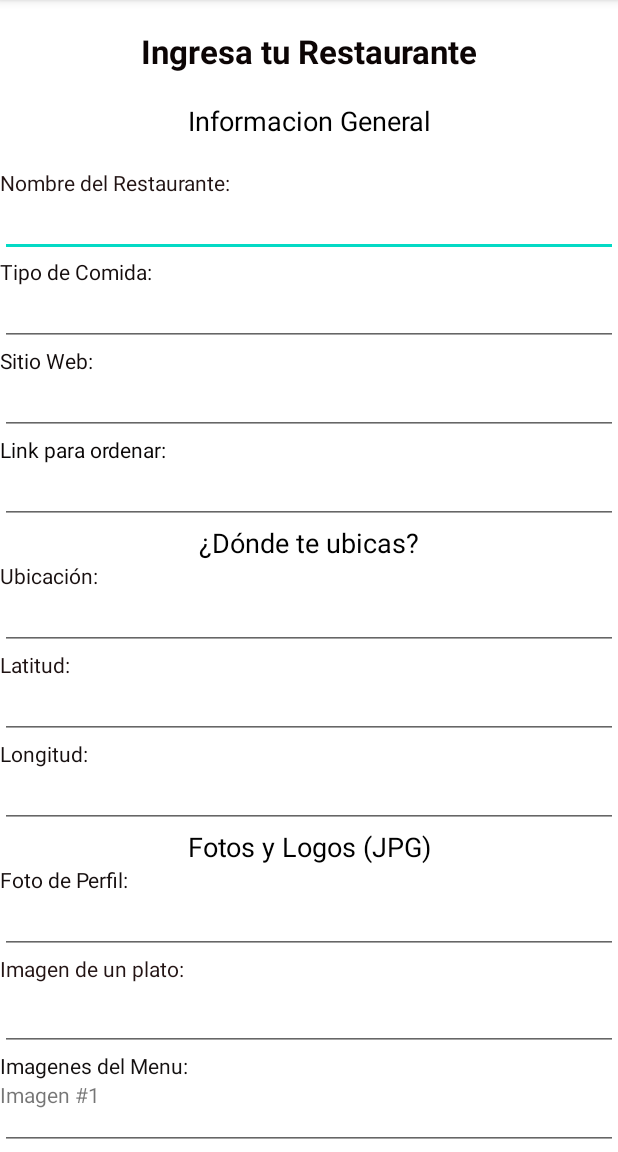
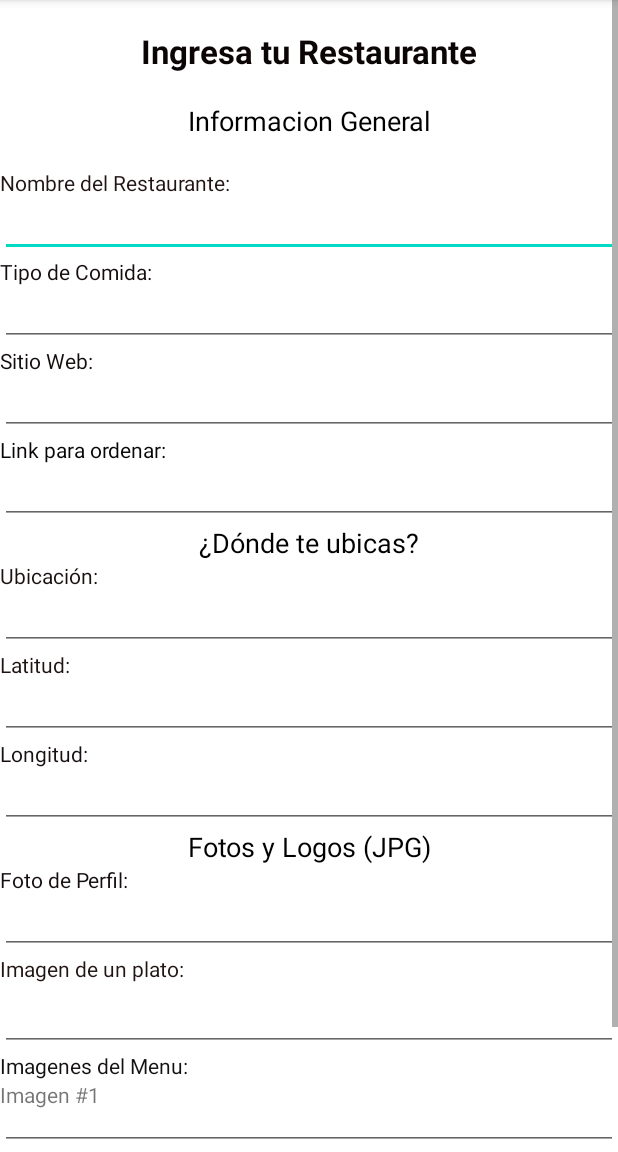
Before and after one commit to Xcreed/BonAppetit, an Android app: the PublicarActivity screen opened directly, with no data from a screen before it, on a phone screen of 412 x 824 dp, the part 84-1236 px from its top. Run offline under Robolectric (Android 15) with nearby library versions, the phone set to English and light mode, and no system bars; our stand-ins replace Firebase (no records; nobody signed in at launch, a user with empty details on screens opened directly).

Commit message:
Agregue ScrollView al ingresar un restaurante
- En el diseño de publicar restaurante agregue un scroll para poder ver todos los atributos de la pantalla

```diff
--- a/app/src/main/res/layout/activity_publicar.xml
+++ b/app/src/main/res/layout/activity_publicar.xml
@@ -1,4 +1,8 @@
 <?xml version="1.0" encoding="utf-8"?>
+<ScrollView xmlns:android="http://schemas.android.com/apk/res/android"
+    android:layout_width="match_parent"
+    android:layout_height="match_parent"
+    android:fillViewport="true">
 <LinearLayout xmlns:android="http://schemas.android.com/apk/res/android"
     xmlns:app="http://schemas.android.com/apk/res-auto"
     xmlns:tools="http://schemas.android.com/tools"
@@ -238,3 +242,4 @@
         android:text="Ingresar Restaurante" />
 
 </LinearLayout>
+</ScrollView>
```
